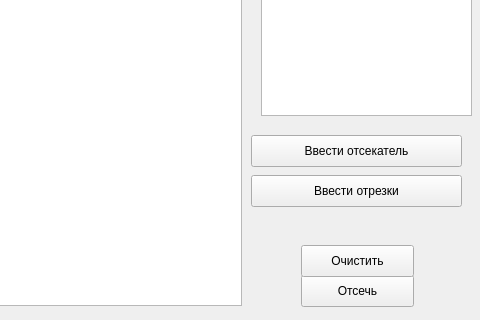
Before: the Qt Designer form lab_07/window.ui in wh75er/computer_graphics, drawn with Qt 5; both pictures show x 329 to 809 and y 285 to 605 of the 809 by 605 pixel window.
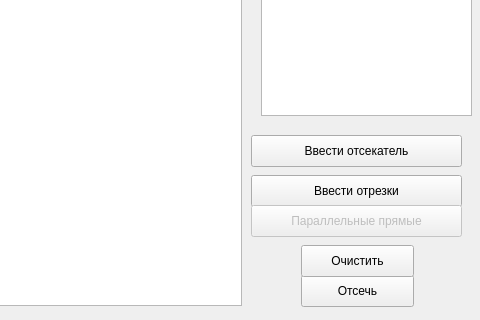
After: the same form once the commit is applied.

Commit message: parallel lines had been added

```diff
--- a/lab_07/window.ui
+++ b/lab_07/window.ui
@@ -96,6 +96,25 @@
      <string>Ввести отсекатель</string>
     </property>
    </widget>
+   <widget class="QPushButton" name="line_2">
+    <property name="enabled">
+     <bool>false</bool>
+    </property>
+    <property name="geometry">
+     <rect>
+      <x>580</x>
+      <y>490</y>
+      <width>211</width>
+      <height>32</height>
+     </rect>
+    </property>
+    <property name="text">
+     <string>Параллельные прямые</string>
+    </property>
+    <property name="checkable">
+     <bool>false</bool>
+    </property>
+   </widget>
   </widget>
  </widget>
  <resources/>
```
The commit also changes 1 other file.
